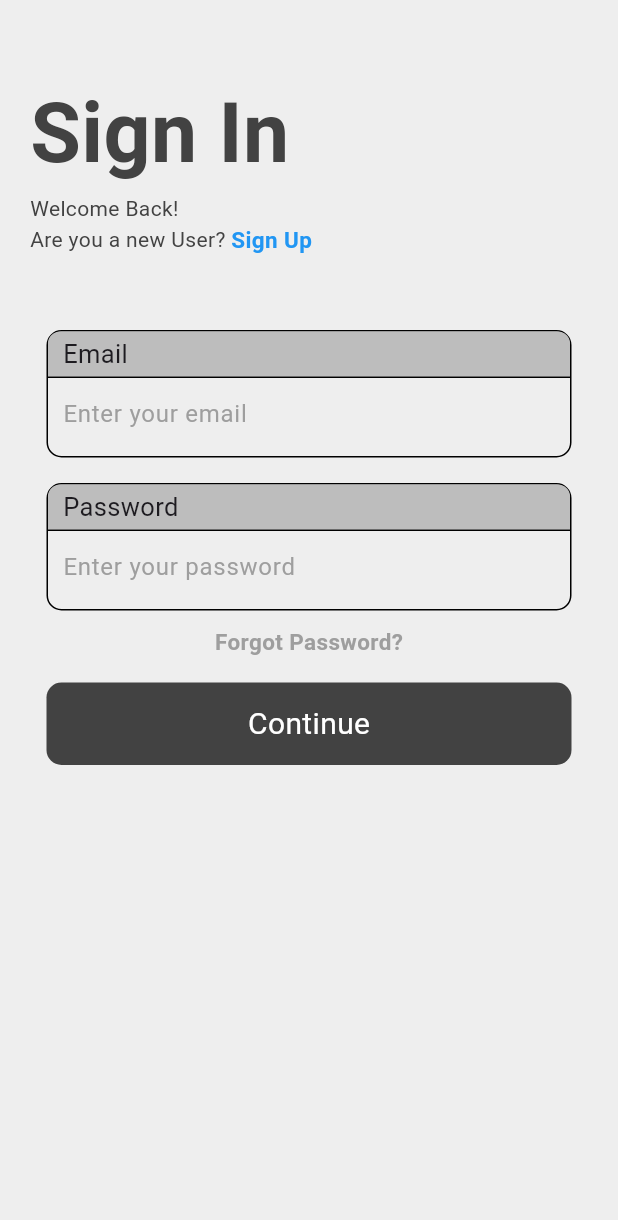
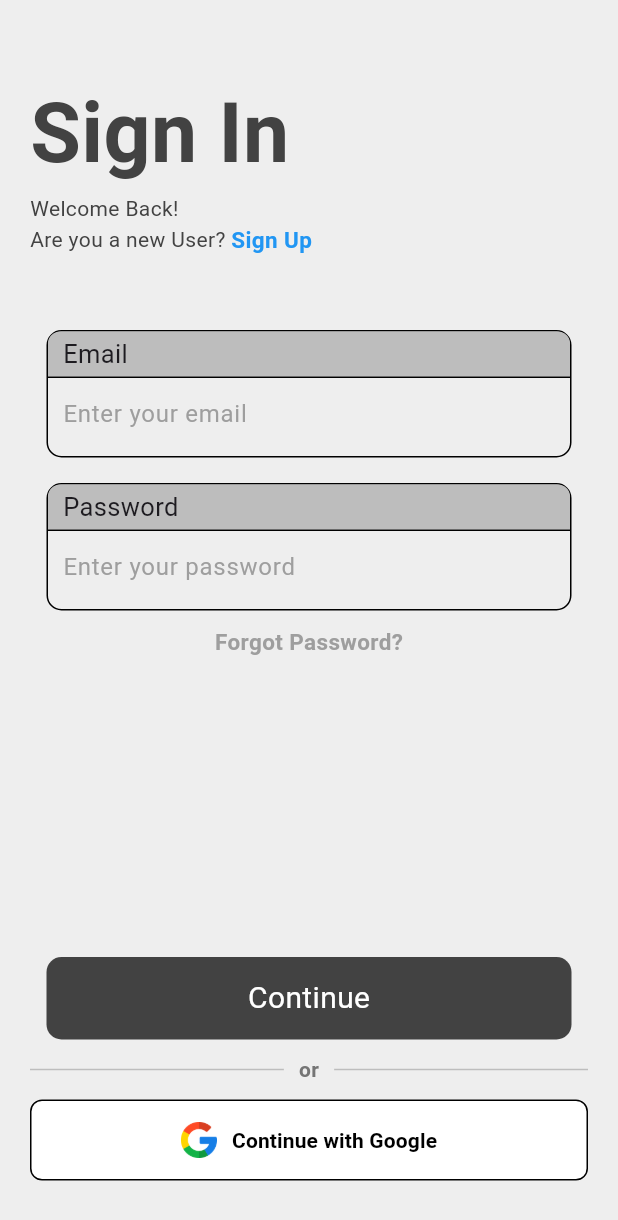
Before and after one commit to stephenrn/Unloque, a Flutter app: the screen it shows after launch, on a phone screen of 412 x 824 dp. Shown: the top 1220 px of the screen. Run offline on Flutter 3.47's test engine with Material 3 defaults, Android fonts, the phone set to English and light mode, and no system bars; our stand-ins replace carousel_slider, firebase_core; accounts and stored records are empty.

Commit message:
sign in google option

```diff
--- a/lib/pages/login_page.dart
+++ b/lib/pages/login_page.dart
@@ -16,6 +16,8 @@ class LoginPage extends StatelessWidget {
       body: SafeArea(
         child: Column(
           children: [
+            Column(
+              children: [
                 const SizedBox(height: 50),
                 //Sign in txt
                 //Welcome Back
@@ -32,14 +34,14 @@ class LoginPage extends StatelessWidget {
                             fontWeight: FontWeight.bold),
                       ),
                       Text('Welcome Back!',
-                        style:
-                            TextStyle(fontSize: 14, color: Colors.grey[800])),
+                          style: TextStyle(
+                              fontSize: 14, color: Colors.grey[800])),
                       Row(
                         children: [
                           Text(
                             'Are you a new User? ',
-                          style:
-                              TextStyle(fontSize: 14, color: Colors.grey[800]),
+                            style: TextStyle(
+                                fontSize: 14, color: Colors.grey[800]),
                           ),
                           GestureDetector(
                             onTap: () {
@@ -90,12 +92,93 @@ class LoginPage extends StatelessWidget {
                     ),
                   ),
                 ),
-
-              const SizedBox(height: 17),
-              //Continue button
-              MyButton()
               ],
             ),
-        ));
+            const SizedBox(height: 200),
+            Column(
+              children: [
+                //Continue button
+                MyButton(),
+                const SizedBox(height: 10),
+                // Divider with "or"
+                Padding(
+                  padding: const EdgeInsets.symmetric(horizontal: 20),
+                  child: Row(
+                    children: [
+                      Expanded(
+                        child: Divider(
+                          thickness: 1,
+                          color: Colors.grey[400],
+                        ),
+                      ),
+                      Padding(
+                        padding: const EdgeInsets.symmetric(horizontal: 10),
+                        child: Text(
+                          'or',
+                          style: TextStyle(
+                            color: Colors.grey[600],
+                            fontWeight: FontWeight.bold,
+                          ),
+                        ),
+                      ),
+                      Expanded(
+                        child: Divider(
+                          thickness: 1,
+                          color: Colors.grey[400],
+                        ),
+                      ),
+                    ],
+                  ),
+                ),
+                const SizedBox(height: 10),
+                // Google button
+                GoogleButton(),
+              ],
+            ),
+          ],
+        ),
+      ),
+    );
   }
 }
+
+class GoogleButton extends StatelessWidget {
+  @override
+  Widget build(BuildContext context) {
+    return Container(
+      width: double.infinity,
+      margin: const EdgeInsets.symmetric(horizontal: 20),
+      child: OutlinedButton(
+        onPressed: () {
+          print("Continue with Google");
+        },
+        style: OutlinedButton.styleFrom(
+          backgroundColor: Colors.white,
+          side: BorderSide(color: Colors.black),
+          padding: const EdgeInsets.symmetric(vertical: 15),
+          shape: RoundedRectangleBorder(
+            borderRadius: BorderRadius.circular(8), // Same border radius as MyButton
+          ),
+        ),
+        child: Row(
+          mainAxisAlignment: MainAxisAlignment.center,
+          children: [
+            Image.asset(
+              'lib/images/google.png',
+              height: 24,
+              width: 24,
+            ),
+            const SizedBox(width: 10),
+            Text(
+              'Continue with Google',
+              style: TextStyle(
+                color: Colors.black,
+                fontWeight: FontWeight.bold,
+              ),
+            ),
+          ],
+        ),
+      ),
+    );
+  }
+}
--- a/pubspec.yaml
+++ b/pubspec.yaml
@@ -62,8 +62,8 @@ flutter:
   uses-material-design: true
 
   # To add assets to your application, add an assets section, like this:
-  # assets:
-  #   - lib/images
+  assets:
+    - lib/images/google.png
   #   - images/a_dot_ham.jpeg
 
   # An image asset can refer to one or more resolution-specific "variants", see
```
Lines whose indentation alone changed are shown as unchanged.
